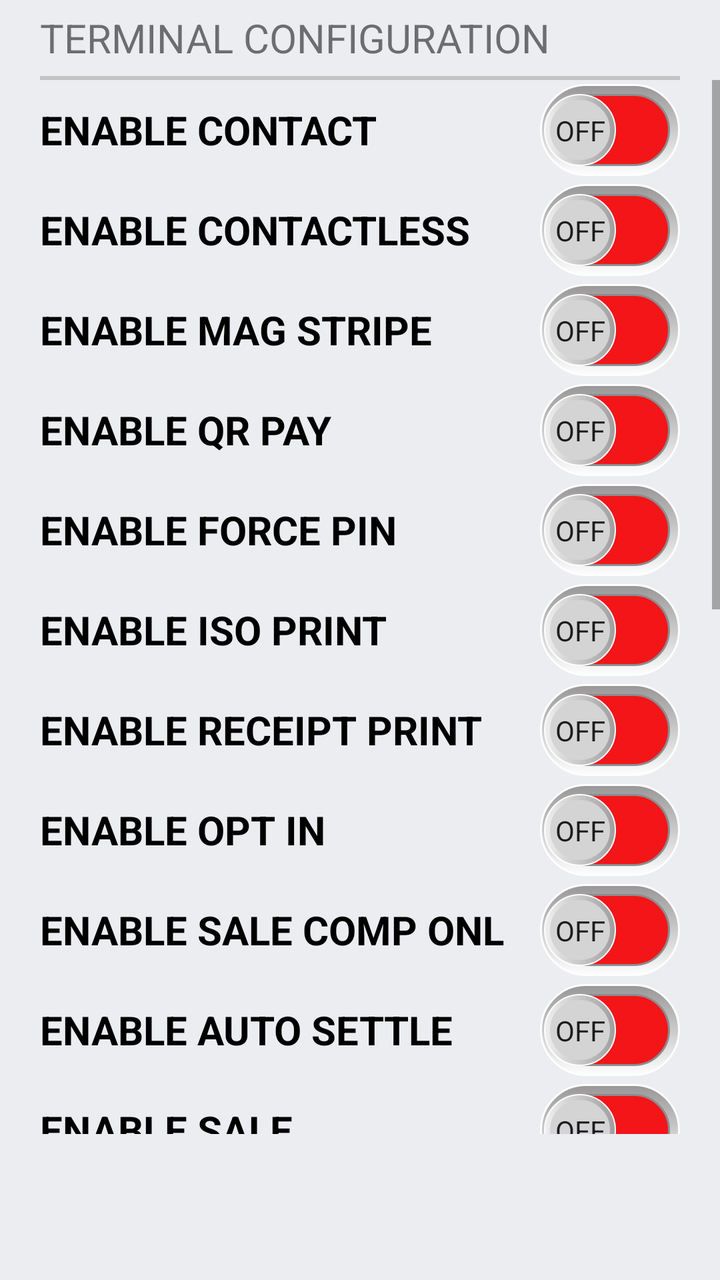
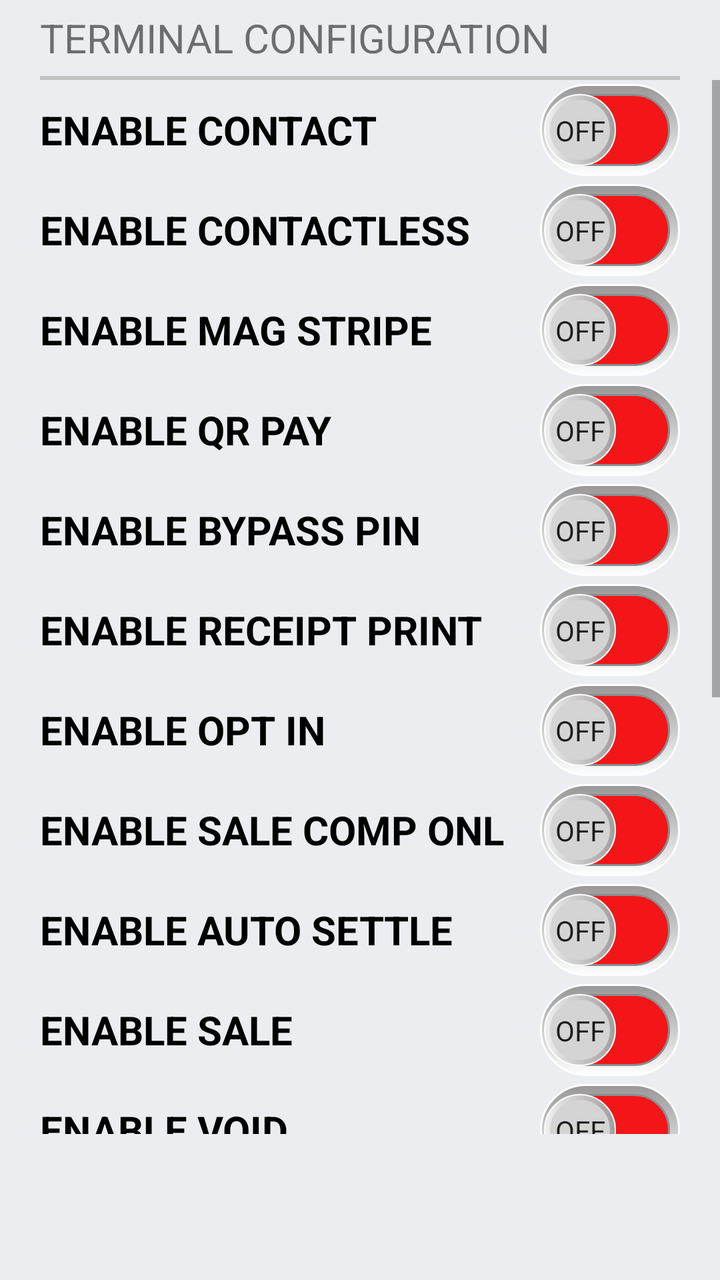

Compare the two renders of this Android layout. The source of the first and the diff that turns it into the second are given below.
<!-- AndroidManifest.xml: application theme Theme.MF919 -->
<!-- res/layout/activity_terminal_configuration.xml -->
<?xml version="1.0" encoding="utf-8"?>
<LinearLayout
    xmlns:android="http://schemas.android.com/apk/res/android"
    xmlns:tools="http://schemas.android.com/tools"
    android:orientation="vertical"
    android:layout_width="match_parent"
    android:layout_height="match_parent"
    android:background="@color/LayoutColor">

    <LinearLayout
        android:layout_width="match_parent"
        android:layout_height="40dp"
        android:layout_marginLeft="20dp"
        android:layout_marginRight="20dp"
        android:orientation="vertical"
        android:gravity="center_vertical"
        android:background="@drawable/divider">

        <TextView
            android:layout_width="match_parent"
            android:layout_height="wrap_content"
            android:gravity="start"
            android:textSize="20sp"
            android:text="TERMINAL CONFIGURATION"/>

    </LinearLayout>

    <ScrollView
        android:id="@+id/terminalConfigScroll"
        android:layout_width="match_parent"
        android:layout_height="527dp">

        <LinearLayout
            android:layout_width="match_parent"
            android:layout_height="wrap_content"
            android:orientation="vertical">

            <Switch
                android:id="@+id/contact"
                android:layout_width="match_parent"
                android:layout_height="50dp"
                android:layout_marginLeft="20dp"
                android:layout_marginRight="20dp"
                android:showText="true"
                android:text="ENABLE CONTACT"
                android:textOff="@string/sw_off"
                android:textOn="@string/sw_on"
                android:textSize="20sp"
                android:textStyle="bold"
                android:thumb="@drawable/sw_thumb"
                android:track="@drawable/sw_track"
                tools:ignore="UseSwitchCompatOrMaterialXml" />

            <Switch
                android:id="@+id/contactless"
                android:layout_width="match_parent"
                android:layout_height="50dp"
                android:layout_marginLeft="20dp"
                android:layout_marginRight="20dp"
                android:showText="true"
                android:text="ENABLE CONTACTLESS"
                android:textOff="@string/sw_off"
                android:textOn="@string/sw_on"
                android:textSize="20sp"
                android:textStyle="bold"
                android:thumb="@drawable/sw_thumb"
                android:track="@drawable/sw_track"
                tools:ignore="UseSwitchCompatOrMaterialXml" />

            <Switch
                android:id="@+id/megStripe"
                android:layout_width="match_parent"
                android:layout_height="50dp"
                android:layout_marginLeft="20dp"
                android:layout_marginRight="20dp"
                android:showText="true"
                android:text="ENABLE MAG STRIPE"
                android:textOff="@string/sw_off"
                android:textOn="@string/sw_on"
                android:textSize="20sp"
                android:textStyle="bold"
                android:thumb="@drawable/sw_thumb"
                android:track="@drawable/sw_track"
                tools:ignore="UseSwitchCompatOrMaterialXml" />

            <Switch
                android:id="@+id/qrPay"
                android:layout_width="match_parent"
                android:layout_height="50dp"
                android:layout_marginLeft="20dp"
                android:layout_marginRight="20dp"
                android:showText="true"
                android:text="ENABLE QR PAY"
                android:textOff="@string/sw_off"
                android:textOn="@string/sw_on"
                android:textSize="20sp"
                android:textStyle="bold"
                android:thumb="@drawable/sw_thumb"
                android:track="@drawable/sw_track"
                tools:ignore="UseSwitchCompatOrMaterialXml" />

            <Switch
                android:id="@+id/forcePin"
                android:layout_width="match_parent"
                android:layout_height="50dp"
                android:layout_marginLeft="20dp"
                android:layout_marginRight="20dp"
                android:showText="true"
                android:text="ENABLE FORCE PIN"
                android:textOff="@string/sw_off"
                android:textOn="@string/sw_on"
                android:textSize="20sp"
                android:textStyle="bold"
                android:thumb="@drawable/sw_thumb"
                android:track="@drawable/sw_track"
                tools:ignore="UseSwitchCompatOrMaterialXml" />

            <Switch
                android:id="@+id/printIso"
                android:layout_width="match_parent"
                android:layout_height="50dp"
                android:layout_marginLeft="20dp"
                android:layout_marginRight="20dp"
                android:showText="true"
                android:text="ENABLE ISO PRINT"
                android:textOff="@string/sw_off"
                android:textOn="@string/sw_on"
                android:textSize="20sp"
                android:textStyle="bold"
                android:thumb="@drawable/sw_thumb"
                android:track="@drawable/sw_track"
                tools:ignore="UseSwitchCompatOrMaterialXml" />

            <Switch
                android:id="@+id/printReceipt"
                android:layout_width="match_parent"
                android:layout_height="50dp"
                android:layout_marginLeft="20dp"
                android:layout_marginRight="20dp"
                android:showText="true"
                android:text="ENABLE RECEIPT PRINT"
                android:textOff="@string/sw_off"
                android:textOn="@string/sw_on"
                android:textSize="20sp"
                android:textStyle="bold"
                android:thumb="@drawable/sw_thumb"
                android:track="@drawable/sw_track"
                tools:ignore="UseSwitchCompatOrMaterialXml" />

            <Switch
                android:id="@+id/optIn"
                android:layout_width="match_parent"
                android:layout_height="50dp"
                android:layout_marginLeft="20dp"
                android:layout_marginRight="20dp"
                android:showText="true"
                android:text="ENABLE OPT IN"
                android:textOff="@string/sw_off"
                android:textOn="@string/sw_on"
                android:textSize="20sp"
                android:textStyle="bold"
                android:thumb="@drawable/sw_thumb"
                android:track="@drawable/sw_track"
                tools:ignore="UseSwitchCompatOrMaterialXml" />

            <Switch
                android:id="@+id/SaleCompOnline"
                android:layout_width="match_parent"
                android:layout_height="50dp"
                android:layout_marginLeft="20dp"
                android:layout_marginRight="20dp"
                android:showText="true"
                android:text="ENABLE SALE COMP ONL"
                android:textOff="@string/sw_off"
                android:textOn="@string/sw_on"
                android:textSize="20sp"
                android:textStyle="bold"
                android:thumb="@drawable/sw_thumb"
                android:track="@drawable/sw_track"
                tools:ignore="UseSwitchCompatOrMaterialXml" />

            <Switch
                android:id="@+id/autoSettle"
                android:layout_width="match_parent"
                android:layout_height="50dp"
                android:layout_marginLeft="20dp"
                android:layout_marginRight="20dp"
                android:showText="true"
                android:text="ENABLE AUTO SETTLE"
                android:textOff="@string/sw_off"
                android:textOn="@string/sw_on"
                android:textSize="20sp"
                android:textStyle="bold"
                android:thumb="@drawable/sw_thumb"
                android:track="@drawable/sw_track"
                tools:ignore="UseSwitchCompatOrMaterialXml" />

            <Switch
                android:id="@+id/sale"
                android:layout_width="match_parent"
                android:layout_height="50dp"
                android:layout_marginLeft="20dp"
                android:layout_marginRight="20dp"
                android:showText="true"
                android:text="ENABLE SALE"
                android:textOff="@string/sw_off"
                android:textOn="@string/sw_on"
                android:textSize="20sp"
                android:textStyle="bold"
                android:thumb="@drawable/sw_thumb"
                android:track="@drawable/sw_track"
                tools:ignore="UseSwitchCompatOrMaterialXml" />

            <Switch
                android:id="@+id/void1"
                android:layout_width="match_parent"
                android:layout_height="50dp"
                android:layout_marginLeft="20dp"
                android:layout_marginRight="20dp"
                android:showText="true"
                android:text="ENABLE VOID"
                android:textOff="@string/sw_off"
                android:textOn="@string/sw_on"
                android:textSize="20sp"
                android:textStyle="bold"
                android:thumb="@drawable/sw_thumb"
                android:track="@drawable/sw_track"
                tools:ignore="UseSwitchCompatOrMaterialXml" />

            <Switch
                android:id="@+id/preauth"
                android:layout_width="match_parent"
                android:layout_height="50dp"
                android:layout_marginLeft="20dp"
                android:layout_marginRight="20dp"
                android:showText="true"
                android:text="ENABLE PRE-AUTH"
                android:textOff="@string/sw_off"
                android:textOn="@string/sw_on"
                android:textSize="20sp"
                android:textStyle="bold"
                android:thumb="@drawable/sw_thumb"
                android:track="@drawable/sw_track"
                tools:ignore="UseSwitchCompatOrMaterialXml" />

            <Switch
                android:id="@+id/SaleComp"
                android:layout_width="match_parent"
                android:layout_height="50dp"
                android:layout_marginLeft="20dp"
                android:layout_marginRight="20dp"
                android:showText="true"
                android:text="ENABLE SALE COMP"
                android:textOff="@string/sw_off"
                android:textOn="@string/sw_on"
                android:textSize="20sp"
                android:textStyle="bold"
                android:thumb="@drawable/sw_thumb"
                android:track="@drawable/sw_track"
                tools:ignore="UseSwitchCompatOrMaterialXml" />

            <Switch
                android:id="@+id/refund"
                android:layout_width="match_parent"
                android:layout_height="50dp"
                android:layout_marginLeft="20dp"
                android:layout_marginRight="20dp"
                android:showText="true"
                android:text="ENABLE REFUND"
                android:textOff="@string/sw_off"
                android:textOn="@string/sw_on"
                android:textSize="20sp"
                android:textStyle="bold"
                android:thumb="@drawable/sw_thumb"
                android:track="@drawable/sw_track"
                tools:ignore="UseSwitchCompatOrMaterialXml" />

            <Switch
                android:id="@+id/cashout"
                android:layout_width="match_parent"
                android:layout_height="50dp"
                android:layout_marginLeft="20dp"
                android:layout_marginRight="20dp"
                android:showText="true"
                android:text="ENABLE CASH OUT"
                android:textOff="@string/sw_off"
                android:textOn="@string/sw_on"
                android:textSize="20sp"
                android:textStyle="bold"
                android:thumb="@drawable/sw_thumb"
                android:track="@drawable/sw_track"
                tools:ignore="UseSwitchCompatOrMaterialXml" />

            <Switch
                android:id="@+id/receiptTms"
                android:layout_width="match_parent"
                android:layout_height="50dp"
                android:layout_marginLeft="20dp"
                android:layout_marginRight="20dp"
                android:showText="true"
                android:text="ENABLE TMS RECEIPT"
                android:textOff="@string/sw_off"
                android:textOn="@string/sw_on"
                android:textSize="20sp"
                android:textStyle="bold"
                android:thumb="@drawable/sw_thumb"
                android:track="@drawable/sw_track"
                tools:ignore="UseSwitchCompatOrMaterialXml" />

            <Switch
                android:id="@+id/deviceTms"
                android:layout_width="match_parent"
                android:layout_height="50dp"
                android:layout_marginLeft="20dp"
                android:layout_marginRight="20dp"
                android:showText="true"
                android:text="ENABLE DEVICE TMS"
                android:textOff="@string/sw_off"
                android:textOn="@string/sw_on"
                android:textSize="20sp"
                android:textStyle="bold"
                android:thumb="@drawable/sw_thumb"
                android:track="@drawable/sw_track"
                tools:ignore="UseSwitchCompatOrMaterialXml" />

            <Switch
                android:id="@+id/forceSettlementCheck"
                android:layout_width="match_parent"
                android:layout_height="50dp"
                android:layout_marginLeft="20dp"
                android:layout_marginRight="20dp"
                android:showText="true"
                android:text="ENABLE FORCE SETTLEMENT"
                android:textOff="@string/sw_off"
                android:textOn="@string/sw_on"
                android:textSize="20sp"
                android:textStyle="bold"
                android:thumb="@drawable/sw_thumb"
                android:track="@drawable/sw_track"
                tools:ignore="UseSwitchCompatOrMaterialXml" />

            <Switch
                android:id="@+id/forceSettlementDaily"
                android:layout_width="match_parent"
                android:layout_height="50dp"
                android:layout_marginLeft="20dp"
                android:layout_marginRight="20dp"
                android:showText="true"
                android:text="ENABLE FORCE SETTLEMENT DAILY"
                android:textOff="@string/sw_off"
                android:textOn="@string/sw_on"
                android:textSize="20sp"
                android:textStyle="bold"
                android:thumb="@drawable/sw_thumb"
                android:track="@drawable/sw_track"
                tools:ignore="UseSwitchCompatOrMaterialXml" />

            <Switch
                android:id="@+id/forceLockHome"
                android:layout_width="match_parent"
                android:layout_height="50dp"
                android:layout_marginLeft="20dp"
                android:layout_marginRight="20dp"
                android:showText="true"
                android:text="ENABLE DOCKER MODE"
                android:textOff="@string/sw_off"
                android:textOn="@string/sw_on"
                android:textSize="20sp"
                android:textStyle="bold"
                android:thumb="@drawable/sw_thumb"
                android:track="@drawable/sw_track"
                tools:ignore="UseSwitchCompatOrMaterialXml" />
        </LinearLayout>
    </ScrollView>
</LinearLayout>
<!-- resources referenced by this layout -->
<resources>
  <color name="LayoutColor">#EBEDF0</color>
  <!-- drawable divider (drawable) -->
  <?xml version="1.0" encoding="utf-8"?>
  <layer-list xmlns:android="http://schemas.android.com/apk/res/android">
      <item>
          <shape
              android:shape="rectangle">
              <solid
                  android:color="@color/LayoutColor_2"/>
              <padding
                  android:bottom="2dp" />
          </shape>
      </item>
      <item>
          <shape
              android:shape="rectangle">
              <solid
                  android:color="@color/LayoutColor"/>
          </shape>
      </item>
  </layer-list>
  <!-- drawable sw_thumb: vector/xml drawable (drawable, 3482 chars, omitted) -->
  <!-- drawable sw_track: vector/xml drawable (drawable, 2834 chars, omitted) -->
  <string name="sw_off">OFF</string>
  <string name="sw_on">ON</string>
  <style name="Theme.MF919" parent="Theme.AppCompat.DayNight.NoActionBar">
          
          <item name="colorPrimary">@color/colorPrimary</item>
          <item name="colorPrimaryDark">@color/colorPrimaryDark</item>
          <item name="colorAccent">@color/colorAccent</item>
          
          <item name="android:statusBarColor">@color/colorGreyDDD</item>
          
          <item name="windowActionBar">false</item>
          <item name="windowNoTitle">true</item>
      </style>
  <color name="LayoutColor_2">#c3c3c3</color>
  <color name="colorPrimary">#008577</color>
  <color name="colorPrimaryDark">#0c20da</color>
  <color name="colorAccent">#00a4ff</color>
  <color name="colorGreyDDD">#9E9E9E</color>
</resources>

<!-- the commit's change to res/layout/activity_terminal_configuration.xml (unified diff, before → after) -->
@@ -113,6 +113,23 @@
                 android:textStyle="bold"
                 android:thumb="@drawable/sw_thumb"
                 android:track="@drawable/sw_track"
+                tools:ignore="UseSwitchCompatOrMaterialXml"
+                android:visibility="gone"/>
+
+            <Switch
+                android:id="@+id/bypassPin"
+                android:layout_width="match_parent"
+                android:layout_height="50dp"
+                android:layout_marginLeft="20dp"
+                android:layout_marginRight="20dp"
+                android:showText="true"
+                android:text="ENABLE BYPASS PIN"
+                android:textOff="@string/sw_off"
+                android:textOn="@string/sw_on"
+                android:textSize="20sp"
+                android:textStyle="bold"
+                android:thumb="@drawable/sw_thumb"
+                android:track="@drawable/sw_track"
                 tools:ignore="UseSwitchCompatOrMaterialXml" />
 
             <Switch
@@ -129,7 +146,8 @@
                 android:textStyle="bold"
                 android:thumb="@drawable/sw_thumb"
                 android:track="@drawable/sw_track"
-                tools:ignore="UseSwitchCompatOrMaterialXml" />
+                tools:ignore="UseSwitchCompatOrMaterialXml"
+                android:visibility="gone"/>
 
             <Switch
                 android:id="@+id/printReceipt"
@@ -305,7 +323,8 @@
                 android:textStyle="bold"
                 android:thumb="@drawable/sw_thumb"
                 android:track="@drawable/sw_track"
-                tools:ignore="UseSwitchCompatOrMaterialXml" />
+                tools:ignore="UseSwitchCompatOrMaterialXml"
+                android:visibility="gone"/>
 
             <Switch
                 android:id="@+id/deviceTms"
@@ -321,7 +340,8 @@
                 android:textStyle="bold"
                 android:thumb="@drawable/sw_thumb"
                 android:track="@drawable/sw_track"
-                tools:ignore="UseSwitchCompatOrMaterialXml" />
+                tools:ignore="UseSwitchCompatOrMaterialXml"
+                android:visibility="gone"/>
 
             <Switch
                 android:id="@+id/forceSettlementCheck"
